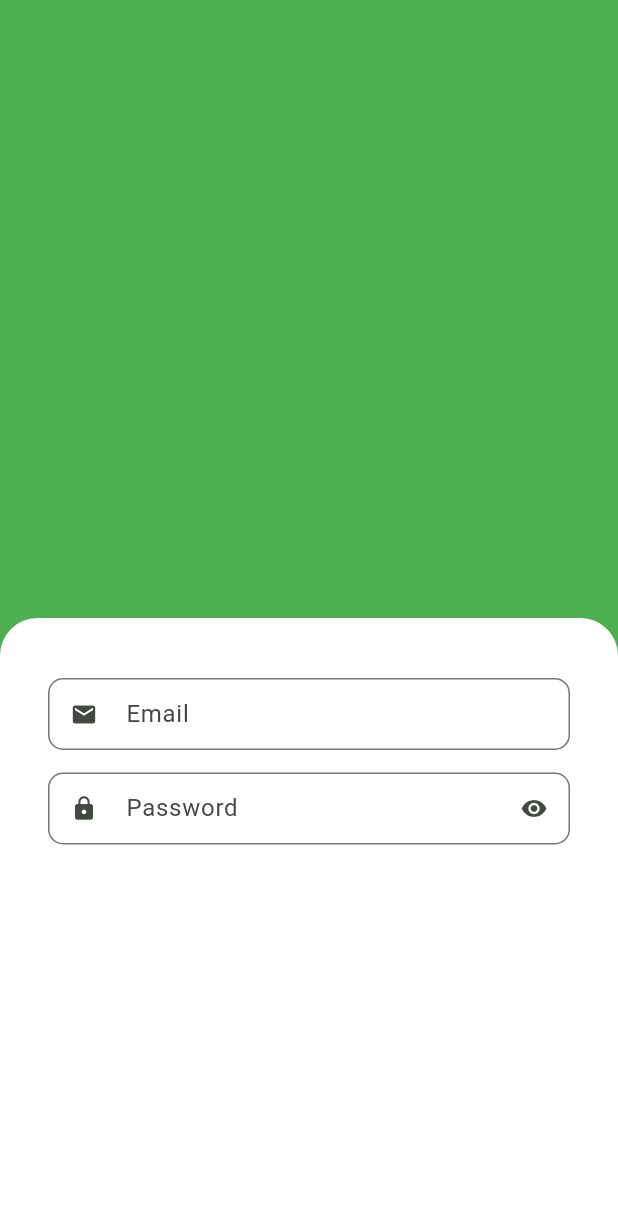
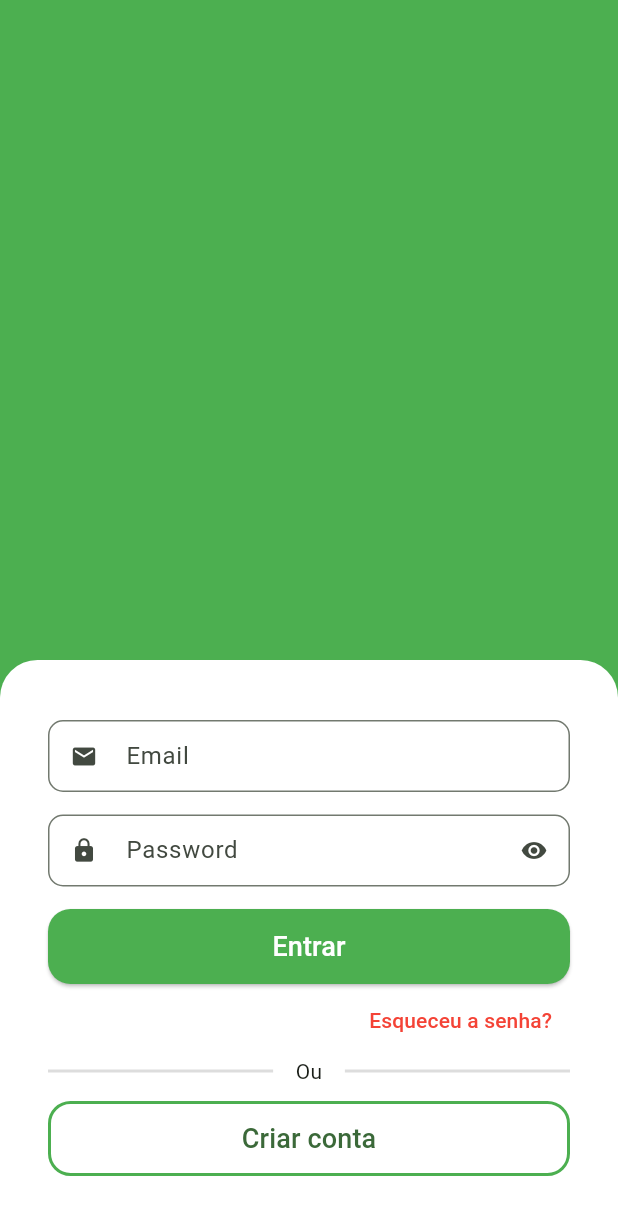
Before and after one commit to Pinheiro-dev/Quitanda, a Flutter app: the screen it shows after launch, on a phone screen of 412 x 824 dp. Shown: the top 1215 px of the screen. Run offline on Flutter 3.47's test engine with Material 2 defaults, Android fonts, the phone set to English and light mode, and no system bars.

Commit message:
Feat: Cria botões da tela de login

```diff
--- a/lib/src/auth/sign_in_screen.dart
+++ b/lib/src/auth/sign_in_screen.dart
@@ -15,26 +15,108 @@ class SignInScreen extends StatelessWidget {
               color: Colors.green,
             ),
           ),
-          Expanded(
-            child: Container(
+
+          // --- White view ---
+          Container(
             padding: const EdgeInsets.symmetric(horizontal: 32, vertical: 40),
             decoration: const BoxDecoration(
               color: Colors.white,
               borderRadius: BorderRadius.vertical(top: Radius.circular(25)),
             ),
-              child: const Column(
+            child: Column(
+              crossAxisAlignment: CrossAxisAlignment.stretch,
               children: [
-                  CustomTextField(
+                //  --- Email ---
+                const CustomTextField(
                   icon: Icons.email,
                   label: 'Email',
                 ),
-                  CustomTextField(
+
+                //  --- Password ---
+                const CustomTextField(
                   icon: Icons.lock,
                   label: 'Password',
                   isSecret: true,
                 ),
+
+                //  --- Button enter ---
+                SizedBox(
+                  height: 50,
+                  child: ElevatedButton(
+                    style: ElevatedButton.styleFrom(
+                      shape: RoundedRectangleBorder(
+                        borderRadius: BorderRadius.circular(15),
+                      ),
+                      backgroundColor: Colors.green,
+                    ),
+                    onPressed: () {},
+                    child: const Text(
+                      'Entrar',
+                      style: TextStyle(fontSize: 18, color: Colors.white),
+                    ),
+                  ),
+                ),
+
+                //  --- Forgot password ---
+                const Align(
+                  alignment: Alignment.centerRight,
+                  child: TextButton(
+                    onPressed: null,
+                    child: Text(
+                      'Esqueceu a senha?',
+                      style: TextStyle(
+                        color: Colors.red,
+                      ),
+                    ),
+                  ),
+                ),
+
+                //  --- Divider ---
+                Padding(
+                  padding: const EdgeInsets.only(bottom: 10),
+                  child: Row(children: [
+                    Expanded(
+                      child: Divider(
+                        color: Colors.grey.withAlpha(90),
+                        thickness: 2,
+                      ),
+                    ),
+                    const Padding(
+                      padding: EdgeInsets.symmetric(horizontal: 15),
+                      child: Text('Ou'),
+                    ),
+                    Expanded(
+                      child: Divider(
+                        color: Colors.grey.withAlpha(90),
+                        thickness: 2,
+                      ),
+                    ),
+                  ]),
+                ),
+
+                //  --- Button new user ---
+                SizedBox(
+                  height: 50,
+                  child: OutlinedButton(
+                    style: OutlinedButton.styleFrom(
+                      shape: RoundedRectangleBorder(
+                        borderRadius: BorderRadius.circular(15),
+                      ),
+                      side: const BorderSide(
+                        width: 2,
+                        color: Colors.green,
+                      ),
+                    ),
+                    onPressed: () {},
+                    child: const Text(
+                      'Criar conta',
+                      style: TextStyle(
+                        fontSize: 18,
+                      ),
+                    ),
+                  ),
+                ),
               ],
-              ),
             ),
           ),
         ],
```
Lines whose indentation alone changed are shown as unchanged.
